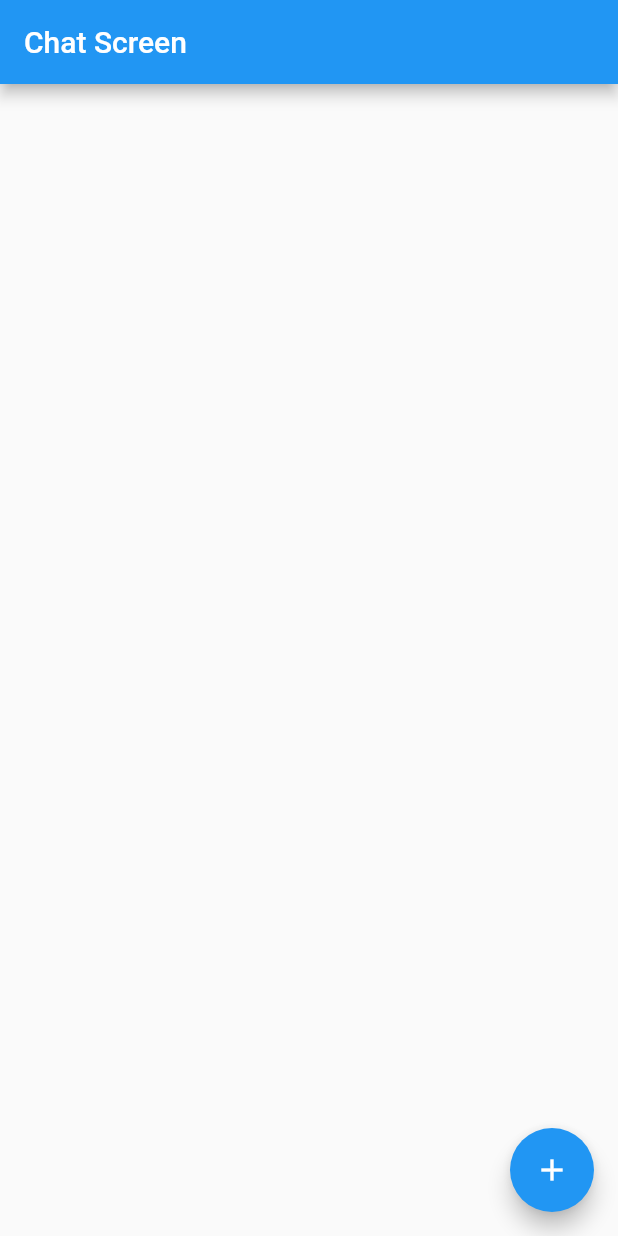
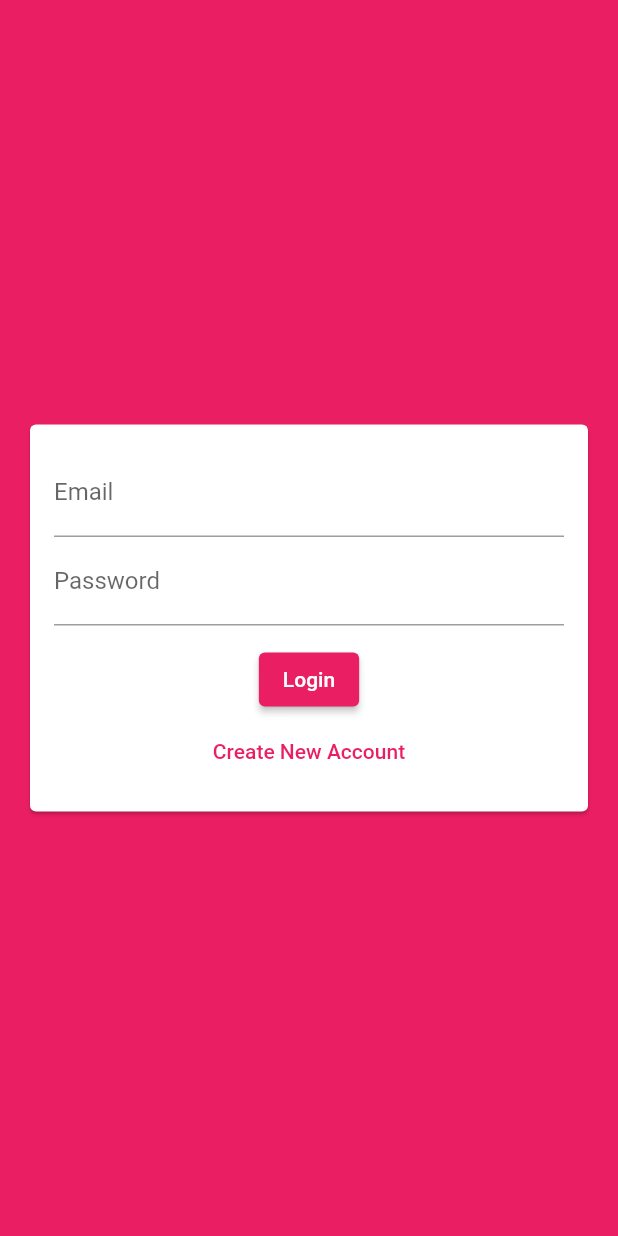
Before and after one commit to Viraj-Tank/flutter_firebase_chat, a Flutter app: the screen it shows after launch, on a phone screen of 412 x 824 dp. Run offline on Flutter 3.47's test engine with Material 2 defaults, Android fonts, the phone set to English and light mode, and no system bars; our stand-ins replace cloud_firestore, firebase_auth, firebase_core; accounts and stored records are empty.

Commit message:
- login/register complete

```diff
--- a/lib/main.dart
+++ b/lib/main.dart
@@ -1,6 +1,6 @@
 import 'package:firebase_core/firebase_core.dart';
 import 'package:flutter/material.dart';
-import 'package:flutter_firebase/screens/chat_screen.dart';
+import 'package:flutter_firebase/screens/auth_screen.dart';
 
 void main() async {
   WidgetsFlutterBinding.ensureInitialized();
@@ -13,10 +13,22 @@ class ChatApp extends StatelessWidget {
 
   @override
   Widget build(BuildContext context) {
-    return const MaterialApp(
+    return MaterialApp(
       title: 'Chat App',
+      theme: ThemeData(
+        backgroundColor: Colors.pink,
+        primaryColor: Colors.pink,
+        buttonTheme: ButtonTheme.of(context).copyWith(
+          shape: RoundedRectangleBorder(
+            borderRadius: BorderRadius.circular(20),
+          ),
+        ),
+        colorScheme: ColorScheme.fromSwatch(primarySwatch: Colors.pink).copyWith(secondary: Colors.deepPurple),
+      ),
       debugShowCheckedModeBanner: false,
-      home: ChatScreen(),
+      home: AuthScreen(),
     );
   }
 }
+
+///button theme used to style the button used in whole application
--- a/lib/screens/auth_screen.dart
+++ b/lib/screens/auth_screen.dart
@@ -1,13 +1,46 @@
+import 'package:cloud_firestore/cloud_firestore.dart';
+import 'package:firebase_auth/firebase_auth.dart';
 import 'package:flutter/material.dart';
 
-class AuthScreen extends StatelessWidget {
+import '../widgets/auth_form.dart';
+
+class AuthScreen extends StatefulWidget {
   const AuthScreen({Key? key}) : super(key: key);
 
   @override
+  State<AuthScreen> createState() => _AuthScreenState();
+}
+
+class _AuthScreenState extends State<AuthScreen> {
+  @override
   Widget build(BuildContext context) {
     return Scaffold(
-      appBar: AppBar(title: const Text('Login Screen'),),
-      body: Container(),
+      backgroundColor: Theme.of(context).primaryColor,
+      body: AuthForm(submitFn: _submitAuthForm),
     );
   }
+
+  void _submitAuthForm(String email, String username, String password, bool isLogin) async {
+    try {
+      if (isLogin) {
+        await FirebaseAuth.instance.signInWithEmailAndPassword(email: email, password: password).then((value) {
+          saveUserInCollection(value,username,email);
+          debugPrint('printlog login success');
+        });
+      } else {
+        await FirebaseAuth.instance.createUserWithEmailAndPassword(email: email, password: password).then((value) {
+          saveUserInCollection(value,username,email);
+          debugPrint('printlog register success');
+        });
+      }
+    } catch (error) {
+      var message = 'wrong credentials';
+      message = error.toString();
+      debugPrint('printlog $message');
+    }
+  }
+
+  saveUserInCollection(UserCredential credential, String userName, String email) async {
+    await FirebaseFirestore.instance.collection('users').doc(credential.user?.uid).set({'username': userName, 'email': email});
+  }
 }
--- a/lib/screens/chat_screen.dart
+++ b/lib/screens/chat_screen.dart
@@ -11,7 +11,7 @@ class ChatScreen extends StatelessWidget {
         title: const Text('Chat Screen'),
       ),
       body: StreamBuilder(
-        stream: FirebaseFirestore.instance.collection('').snapshots(),
+        stream: FirebaseFirestore.instance.collection('chats/fOaXwmQ4o8rHo5siXwBs/messages').snapshots(),
         builder: (ctx, streamSnapshot) {
           if (streamSnapshot.connectionState == ConnectionState.waiting) {
             return const Center(
@@ -29,7 +29,7 @@ class ChatScreen extends StatelessWidget {
       ),
       floatingActionButton: FloatingActionButton(
         onPressed: () {
-          FirebaseFirestore.instance.collection('').add({
+          FirebaseFirestore.instance.collection('chats/fOaXwmQ4o8rHo5siXwBs/messages').add({
             'text':'Added from fab button'
           });
         },
--- /dev/null
+++ b/lib/widgets/auth_form.dart
@@ -0,0 +1,119 @@
+import 'package:flutter/material.dart';
+
+class AuthForm extends StatefulWidget {
+  AuthForm({Key? key, required this.submitFn,}) : super(key: key);
+
+  final void Function(String email, String password, String username, bool isLogin) submitFn;
+
+  @override
+  State<AuthForm> createState() => _AuthFormState();
+}
+
+class _AuthFormState extends State<AuthForm> {
+  final _formKey = GlobalKey<FormState>();
+  var _isLogin = true;
+  String? _userEmail = '';
+  String? _userName = '';
+  String? _userPassword = '';
+
+  @override
+  Widget build(BuildContext context) {
+    return Center(
+      child: Card(
+        margin: const EdgeInsets.all(20),
+        child: SingleChildScrollView(
+          child: Padding(
+            padding: const EdgeInsets.all(16),
+            child: Form(
+              key: _formKey,
+              child: Column(
+                mainAxisSize: MainAxisSize.min,
+                children: [
+                  TextFormField(
+                    key: const ValueKey('email'),   ///used to differentiate all textform fields so data dont lose its integrity
+                    keyboardType: TextInputType.emailAddress,
+                    decoration: const InputDecoration(
+                      labelText: 'Email',
+                    ),
+                    validator: (value) {
+                      if (value?.isEmpty == true && !value!.contains('@')) {
+                        return 'Please enter proper email address';
+                      }
+                      return null;
+                    },
+                    onSaved: (value) {
+                      _userEmail = value;
+                    },
+                  ),
+                  if(!_isLogin)
+                  TextFormField(
+                    key: const ValueKey('uName'),
+                    decoration: const InputDecoration(
+                      labelText: 'Username',
+                    ),
+                    validator: (value) {
+                      if (value?.isEmpty == true) {
+                        return 'enter user name';
+                      } else if (value!.length < 4) {
+                        return 'enter at least 4 character in user name';
+                      }
+                      return null;
+                    },
+                    onSaved: (value) {
+                      _userName = value;
+                    },
+                  ),
+                  TextFormField(
+                    key: const ValueKey('password'),
+                    decoration: const InputDecoration(
+                      labelText: 'Password',
+                    ),
+                    obscureText: true,
+                    validator: (value) {
+                      if (value?.isEmpty == true && value!.length < 7) {
+                        return 'please enter at least 7 character password';
+                      }
+                      return null;
+                    },
+                    onSaved: (value) {
+                      _userPassword = value;
+                    },
+                  ),
+                  const SizedBox(
+                    height: 12,
+                  ),
+                  ElevatedButton(
+                    onPressed: _trySubmit,
+                    child: Text(_isLogin ? 'Login': 'Sign Up'),
+                  ),
+                  TextButton(
+                    onPressed: () {
+                      setState(() {
+                        _isLogin = !_isLogin;
+                      });
+                    },
+                    child: Text(_isLogin ? 'Create New Account': 'Already have an account?'),
+                  )
+                ],
+              ),
+            ),
+          ),
+        ),
+      ),
+    );
+  }
+
+  void _trySubmit() {
+    if (_formKey.currentState?.validate() == true) {
+      _formKey.currentState?.save(); // it will trigger onSaved method on every textFormField available in the _formKey
+
+      FocusScope.of(context).unfocus(); //remove the focus from textFields if any
+    widget.submitFn(
+      _userEmail!,
+      _userName!,
+      _userPassword!,
+      _isLogin
+    );
+    }
+  }
+}
--- a/pubspec.yaml
+++ b/pubspec.yaml
@@ -16,6 +16,7 @@ dependencies:
   cupertino_icons: ^1.0.2
   cloud_firestore: ^4.0.5
   firebase_core: ^2.2.0
+  firebase_auth: ^4.1.2
 
 dev_dependencies:
   flutter_test:
```
Also changed, not shown: pubspec.lock.
